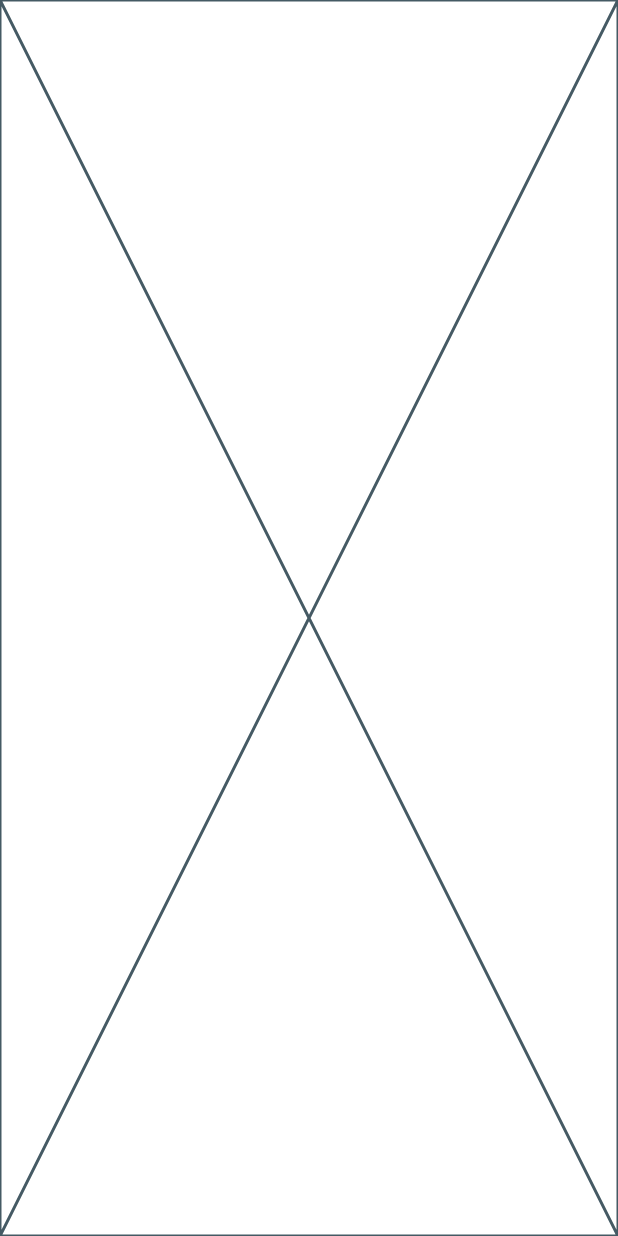
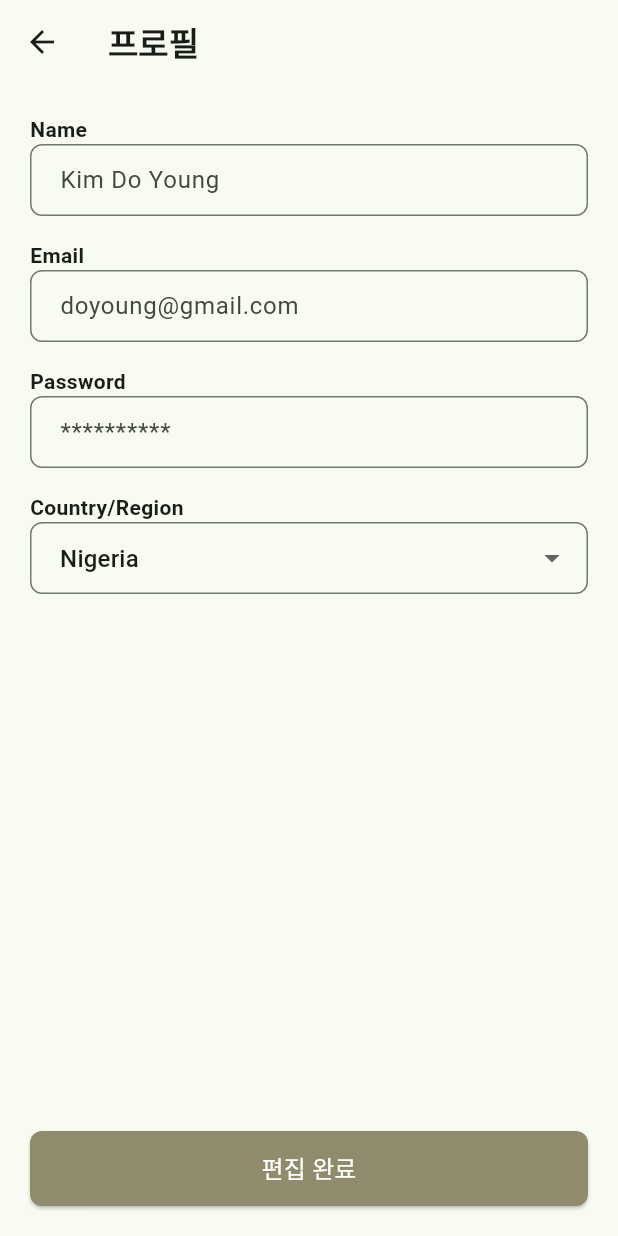
Before and after one commit to binseoyun/ForOurDisaster, a Flutter app: the screen it shows after launch, on a phone screen of 412 x 824 dp. Run offline on Flutter 3.47's test engine with Material 3 defaults, Android fonts, the phone set to English and light mode, and no system bars; our stand-ins replace cloud_firestore, firebase_core; accounts and stored records are empty; Roboto replaces fonts that are missing (Pretendard).

Commit message:
editprofile_screen.dart

```diff
--- a/lib/main.dart
+++ b/lib/main.dart
@@ -6,6 +6,7 @@
 import 'screens/signup_screen.dart';
 import 'screens/home_screen.dart';
 import 'screens/mypage_screen.dart';
+import 'screens/eiditprofile_screen.dart';
 
 void main() async {
   WidgetsFlutterBinding.ensureInitialized();
@@ -25,14 +26,18 @@
         fontFamily: 'Pretendard',
         colorScheme: ColorScheme.fromSeed(seedColor: Colors.green),
       ),
-      initialRoute: '/',
-      routes: {
+      home: ProfileScreen()
+      /*initialRoute: '/editprofile',
+     routes: {
         '/': (context) => const SplashScreen(),
         '/login': (context) => const LoginScreen(),
         '/signup': (context) => const SignupScreen(),
         '/home': (context) => const HomeScreen(),
         '/mypage': (context) => const MypageScreen(),
+         '/editprofile': (context) => const ProfileScreen(),
       },
+      */
     );
+
   }
 }
--- /dev/null
+++ b/lib/screens/eiditprofile_screen.dart
@@ -0,0 +1,148 @@
+import 'package:flutter/material.dart';
+import 'package:cloud_firestore/cloud_firestore.dart'; //나중에 firestore 만들어서 연결해야함
+
+class ProfileScreen extends StatefulWidget { //프로필 화면을 구성하는 StatefulWidget
+  const ProfileScreen({super.key});
+
+  @override
+  State<ProfileScreen> createState() => _ProfileScreenState();
+}
+
+class _ProfileScreenState extends State<ProfileScreen> { //상태 클래스, 이 클래스 안에서 UI 구성과 상태 변화 관리
+  //각각의 입력 필드 값을 다루기 위한 TextEditingController
+  final _nameController = TextEditingController(); //이름
+  final _emailController = TextEditingController(); //이메일
+  final _passwordController = TextEditingController(); //password
+  String _selectedCountry = 'Nigeria'; //국가
+
+//드롭다운에 표시될 국가 목록 리스트
+  final List<String> countries = ['Nigeria', 'South Korea', 'USA', 'Japan', 'Germany'];
+
+  Future<void> _saveToFirebase() async {
+    final name = _nameController.text.trim();
+    final email = _emailController.text.trim();
+    final password = _passwordController.text.trim();
+
+    if (name.isEmpty || email.isEmpty || password.isEmpty) {
+      ScaffoldMessenger.of(context).showSnackBar(
+        const SnackBar(content: Text('모든 항목을 입력해주세요.')),
+      );
+      return;
+    }
+
+//firestore 버전 업그레이드 해서 연동 필요(데이터 설계해야함)
+    try {
+      await FirebaseFirestore.instance.collection('users').add({
+        'name': name,
+        'email': email,
+        'password': password,
+        'country': _selectedCountry,
+        'timestamp': FieldValue.serverTimestamp(),
+      });
+
+
+      ScaffoldMessenger.of(context).showSnackBar(
+        const SnackBar(content: Text('저장 완료!')),
+      );
+    } catch (e) {
+      ScaffoldMessenger.of(context).showSnackBar(
+        SnackBar(content: Text('저장 실패: $e')),
+      );
+    }
+  }
+
+//build() 매서드 : 화면 UI 구성
+  @override
+  Widget build(BuildContext context) {
+    return Scaffold(
+      //상단 앱바 부분
+      appBar: AppBar(
+        title: const Text("프로필", style: TextStyle(fontWeight: FontWeight.bold)),
+        leading: const BackButton(), //왼쪽 상단의 <- 아이콘을 의미
+      ),
+      //body 전체 입력 폼
+      body: Padding(
+        padding: const EdgeInsets.all(20), //모든 요소에 패딩을 줘서 여백을 확보
+        child: Column( //전체 화면은 cloumn으로 구성
+          children: [
+            _buildLabel("Name"), //Name이라는 텍스트를 좌측 정렬로 출력
+            TextField( //사용자 입력을 받을 수 있는 필드
+              controller: _nameController, //controller를 사용해서 사용자가 입력한 내용을 가져옴
+              decoration: _inputDecoration("Kim Do Young"), //decoration은 힌트 텍스트 및 테두리 스타일
+            ),
+            const SizedBox(height: 16),
+            _buildLabel("Email"),
+            TextField(
+              controller: _emailController,
+              decoration: _inputDecoration("doyoung@gmail.com"),
+              keyboardType: TextInputType.emailAddress,
+            ),
+            const SizedBox(height: 16),
+            _buildLabel("Password"),
+            TextField(
+              controller: _passwordController,
+              obscureText: true,
+              decoration: _inputDecoration("**********"),
+            ),
+            const SizedBox(height: 16),
+            _buildLabel("Country/Region"),
+            DropdownButtonFormField<String>( //DropdownButtonFormField는 사용자에게 국가 목록을 선택하게 함
+              value: _selectedCountry,
+              decoration: _inputDecoration("Select Country"),
+              items: countries
+                  .map((country) =>
+                      DropdownMenuItem(value: country, child: Text(country)))
+                  .toList(),
+              onChanged: (value) {
+                if (value != null) {
+                  setState(() { //선택된 값이 바뀌면 setState로 화면 갱신
+                    _selectedCountry = value;
+                  });
+                }
+              },
+            ),
+            const Spacer(), //남은 공간을 밀어내어 아래 버튼이 하단에 고정되게
+            ElevatedButton( //저장 버튼
+              onPressed: (){
+                //나중에 Firebase 저장 로직 작성
+              },
+              style: ElevatedButton.styleFrom(
+                backgroundColor: const Color(0xFF918B6E),
+                minimumSize: const Size(double.infinity, 50),
+                shape: RoundedRectangleBorder(
+                  borderRadius: BorderRadius.circular(8),
+                ),
+              ),
+              child: const Text(
+                "편집 완료",
+                style: TextStyle(fontSize: 16, color: Colors.white),
+              ),
+            )
+          ],
+        ),
+      ),
+    );
+  }
+
+//헬퍼 메서드
+//입력 필드 위에 라벨  텍스트(Name,Email 등)를 왼쪽 정렬로 보여줌
+  Widget _buildLabel(String text) {
+    return Align(
+      alignment: Alignment.centerLeft,
+      child: Text(text, style: const TextStyle(fontWeight: FontWeight.bold)),
+    );
+  }
+//헬포 메서드
+//TextField와 Dropdown에서 사용할 스타일 정의
+  InputDecoration _inputDecoration(String hint) {
+    return InputDecoration(
+      hintText: hint, //힌트 텍스트
+      border: OutlineInputBorder(borderRadius: BorderRadius.circular(8)),
+      contentPadding: const EdgeInsets.symmetric(horizontal: 16, vertical: 12),
+    );
+  }
+}
+
+//나중에 initialValue 설정해서 사용자 정보 불러오기 시 사용
+//validator 추가해서 이메일 형식 검사
+//firebase_auth 연동 => 로그인한 유저 정보와 연결 가능
```
